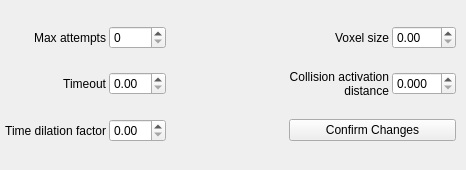
First picture: the form in resource/curobo_rviz_panel.ui, repository Lab-CORO/curobo_rviz, before the edit.
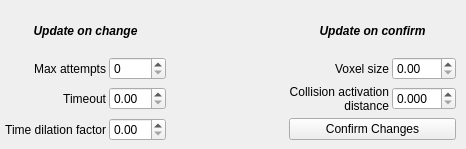
Second picture: the form after the edit.

Commit message: refactor variable names for ui + update ui

What changed in the file:
```diff
--- a/resource/curobo_rviz_panel.ui
+++ b/resource/curobo_rviz_panel.ui
@@ -7,7 +7,7 @@
     <x>0</x>
     <y>0</y>
     <width>466</width>
-    <height>170</height>
+    <height>149</height>
    </rect>
   </property>
   <property name="windowTitle">
@@ -19,7 +19,7 @@
      <x>0</x>
      <y>10</y>
      <width>461</width>
-     <height>151</height>
+     <height>131</height>
     </rect>
    </property>
    <layout class="QGridLayout" name="gridLayout">
@@ -41,28 +41,18 @@
     <property name="verticalSpacing">
      <number>5</number>
     </property>
-    <item row="2" column="3" colspan="2">
-     <widget class="QPushButton" name="confirmPushButton">
-      <property name="text">
-       <string>Confirm Changes</string>
-      </property>
-     </widget>
-    </item>
-    <item row="2" column="1">
-     <widget class="QDoubleSpinBox" name="doubleSpinBox_2">
+    <item row="3" column="1">
+     <widget class="QDoubleSpinBox" name="doubleSpinBoxTimeDilationFactor">
       <property name="maximum">
        <double>1.000000000000000</double>
       </property>
       <property name="singleStep">
        <double>0.100000000000000</double>
       </property>
-      <property name="value">
-       <double>0.000000000000000</double>
-      </property>
      </widget>
     </item>
-    <item row="1" column="4">
-     <widget class="QDoubleSpinBox" name="doubleSpinBox_4">
+    <item row="2" column="5">
+     <widget class="QDoubleSpinBox" name="doubleSpinBoxCollisionActivationDistance">
       <property name="decimals">
        <number>3</number>
       </property>
@@ -74,45 +64,13 @@
       </property>
      </widget>
     </item>
-    <item row="0" column="3">
-     <widget class="QLabel" name="label_4">
-      <property name="text">
-       <string>Voxel size</string>
-      </property>
-      <property name="alignment">
-       <set>Qt::AlignRight|Qt::AlignTrailing|Qt::AlignVCenter</set>
-      </property>
-      <property name="wordWrap">
-       <bool>true</bool>
-      </property>
-      <property name="margin">
-       <number>0</number>
-      </property>
-     </widget>
-    </item>
-    <item row="1" column="0">
-     <widget class="QLabel" name="label_2">
-      <property name="text">
-       <string>Timeout</string>
-      </property>
-      <property name="alignment">
-       <set>Qt::AlignRight|Qt::AlignTrailing|Qt::AlignVCenter</set>
-      </property>
-      <property name="wordWrap">
-       <bool>true</bool>
-      </property>
-      <property name="margin">
-       <number>0</number>
-      </property>
-     </widget>
-    </item>
-    <item row="0" column="0">
-     <widget class="QLabel" name="label_1">
+    <item row="3" column="0">
+     <widget class="QLabel" name="labelTimeDilationFactor">
       <property name="layoutDirection">
        <enum>Qt::LeftToRight</enum>
       </property>
       <property name="text">
-       <string>Max attempts</string>
+       <string>Time dilation factor</string>
       </property>
       <property name="alignment">
        <set>Qt::AlignRight|Qt::AlignTrailing|Qt::AlignVCenter</set>
@@ -125,28 +83,15 @@
       </property>
      </widget>
     </item>
-    <item row="0" column="1">
-     <widget class="QSpinBox" name="spinBox_1">
-      <property name="maximum">
-       <number>10</number>
+    <item row="3" column="4" colspan="2">
+     <widget class="QPushButton" name="confirmPushButton">
+      <property name="text">
+       <string>Confirm Changes</string>
       </property>
-      <property name="value">
-       <number>0</number>
-      </property>
      </widget>
     </item>
-    <item row="0" column="4">
-     <widget class="QDoubleSpinBox" name="doubleSpinBox_3">
-      <property name="maximum">
-       <double>50.000000000000000</double>
-      </property>
-      <property name="singleStep">
-       <double>0.020000000000000</double>
-      </property>
-     </widget>
-    </item>
-    <item row="1" column="3">
-     <widget class="QLabel" name="label_5">
+    <item row="2" column="4">
+     <widget class="QLabel" name="labelCollisionActivationDistance">
       <property name="text">
        <string>Collision activation distance</string>
       </property>
@@ -164,39 +109,7 @@
       </property>
      </widget>
     </item>
-    <item row="1" column="1">
-     <widget class="QDoubleSpinBox" name="doubleSpinBox_1">
-      <property name="maximum">
-       <double>60.000000000000000</double>
-      </property>
-      <property name="singleStep">
-       <double>0.500000000000000</double>
-      </property>
-      <property name="value">
-       <double>0.000000000000000</double>
-      </property>
-     </widget>
-    </item>
-    <item row="2" column="0">
-     <widget class="QLabel" name="label_3">
-      <property name="layoutDirection">
-       <enum>Qt::LeftToRight</enum>
-      </property>
-      <property name="text">
-       <string>Time dilation factor</string>
-      </property>
-      <property name="alignment">
-       <set>Qt::AlignRight|Qt::AlignTrailing|Qt::AlignVCenter</set>
-      </property>
-      <property name="wordWrap">
-       <bool>true</bool>
-      </property>
-      <property name="margin">
-       <number>0</number>
-      </property>
-     </widget>
-    </item>
-    <item row="0" column="2">
+    <item row="1" column="3">
      <spacer name="horizontalSpacer">
       <property name="orientation">
        <enum>Qt::Horizontal</enum>
@@ -209,6 +122,120 @@
       </property>
      </spacer>
     </item>
+    <item row="0" column="4" colspan="2">
+     <widget class="QLabel" name="labelUpdateOnConfirm">
+      <property name="font">
+       <font>
+        <italic>true</italic>
+        <bold>true</bold>
+        <strikeout>false</strikeout>
+        <kerning>true</kerning>
+       </font>
+      </property>
+      <property name="text">
+       <string>Update on confirm</string>
+      </property>
+      <property name="alignment">
+       <set>Qt::AlignCenter</set>
+      </property>
+     </widget>
+    </item>
+    <item row="1" column="5">
+     <widget class="QDoubleSpinBox" name="doubleSpinBoxVoxelSize">
+      <property name="maximum">
+       <double>50.000000000000000</double>
+      </property>
+      <property name="singleStep">
+       <double>0.020000000000000</double>
+      </property>
+     </widget>
+    </item>
+    <item row="1" column="0">
+     <widget class="QLabel" name="labelMaxAttempts">
+      <property name="layoutDirection">
+       <enum>Qt::LeftToRight</enum>
+      </property>
+      <property name="text">
+       <string>Max attempts</string>
+      </property>
+      <property name="alignment">
+       <set>Qt::AlignRight|Qt::AlignTrailing|Qt::AlignVCenter</set>
+      </property>
+      <property name="wordWrap">
+       <bool>true</bool>
+      </property>
+      <property name="margin">
+       <number>0</number>
+      </property>
+     </widget>
+    </item>
+    <item row="0" column="0" colspan="2">
+     <widget class="QLabel" name="labelUpdateOnChange">
+      <property name="font">
+       <font>
+        <italic>true</italic>
+        <bold>true</bold>
+        <strikeout>false</strikeout>
+        <kerning>true</kerning>
+       </font>
+      </property>
+      <property name="text">
+       <string>Update on change</string>
+      </property>
+      <property name="alignment">
+       <set>Qt::AlignCenter</set>
+      </property>
+     </widget>
+    </item>
+    <item row="1" column="1">
+     <widget class="QSpinBox" name="spinBoxMaxAttempts">
+      <property name="maximum">
+       <number>10</number>
+      </property>
+     </widget>
+    </item>
+    <item row="1" column="4">
+     <widget class="QLabel" name="labelVoxelSize">
+      <property name="text">
+       <string>Voxel size</string>
+      </property>
+      <property name="alignment">
+       <set>Qt::AlignRight|Qt::AlignTrailing|Qt::AlignVCenter</set>
+      </property>
+      <property name="wordWrap">
+       <bool>true</bool>
+      </property>
+      <property name="margin">
+       <number>0</number>
+      </property>
+     </widget>
+    </item>
+    <item row="2" column="0">
+     <widget class="QLabel" name="labelTimeout">
+      <property name="text">
+       <string>Timeout</string>
+      </property>
+      <property name="alignment">
+       <set>Qt::AlignRight|Qt::AlignTrailing|Qt::AlignVCenter</set>
+      </property>
+      <property name="wordWrap">
+       <bool>true</bool>
+      </property>
+      <property name="margin">
+       <number>0</number>
+      </property>
+     </widget>
+    </item>
+    <item row="2" column="1">
+     <widget class="QDoubleSpinBox" name="doubleSpinBoxTimeout">
+      <property name="maximum">
+       <double>60.000000000000000</double>
+      </property>
+      <property name="singleStep">
+       <double>0.500000000000000</double>
+      </property>
+     </widget>
+    </item>
    </layout>
   </widget>
  </widget>
```
The commit also changes 1 other file.
